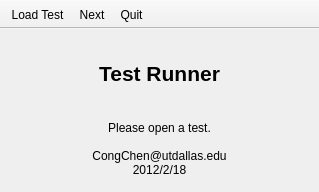
The window that MainWindow.ui (congchenutd/testrunner) describes before a commit, drawn with Qt 5.
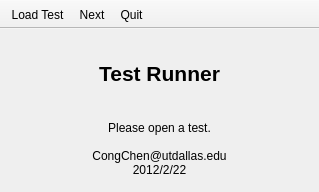
The same window after the commit. Icons and pictures are not drawn.

The edit to the form file:
```diff
--- a/MainWindow.ui
+++ b/MainWindow.ui
@@ -42,7 +42,7 @@
        <string>Please open a test.
 
 CongChen@utdallas.edu
-2012/2/18</string>
+2012/2/22</string>
       </property>
       <property name="alignment">
        <set>Qt::AlignCenter</set>
```
